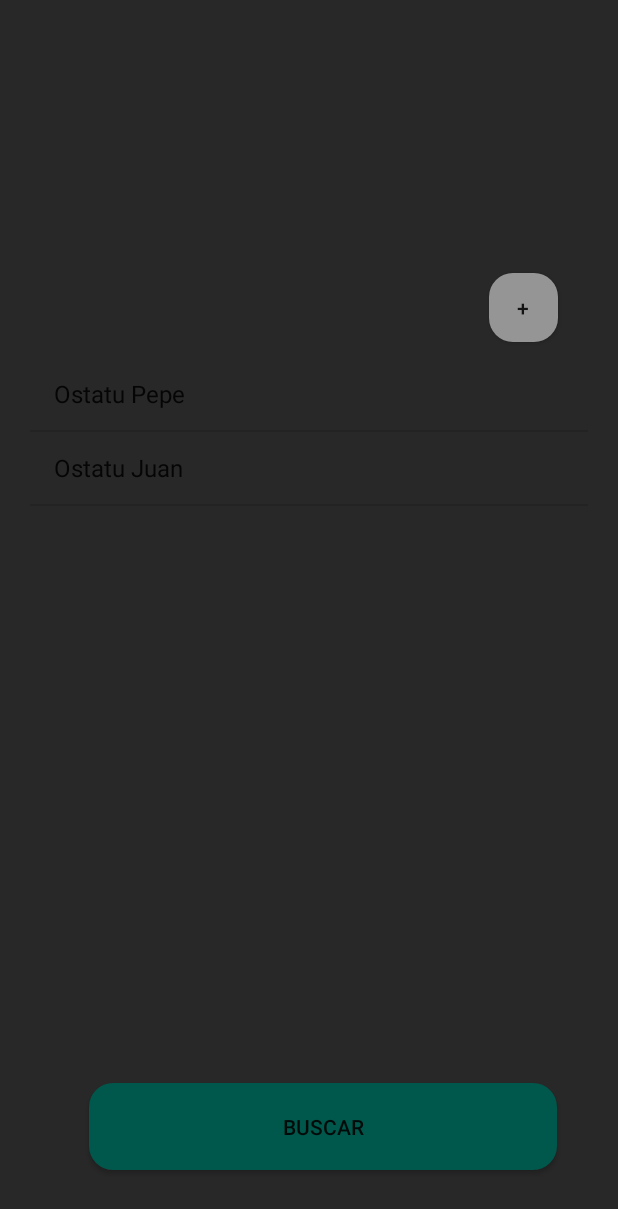
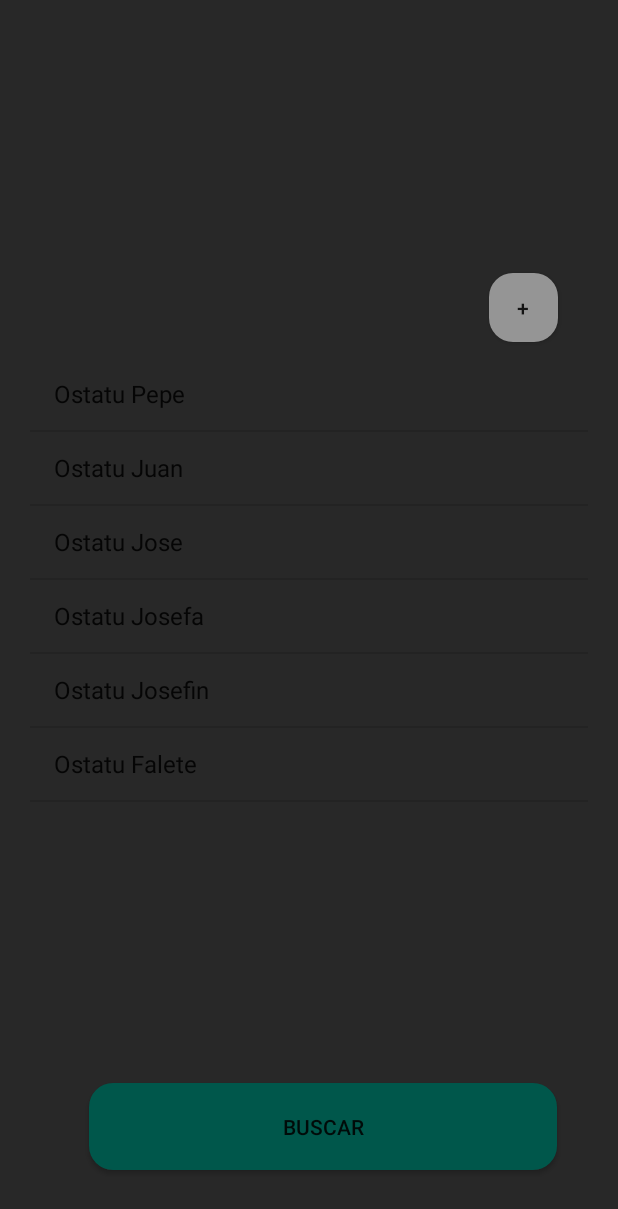
Before and after one commit to RocioVera/TurismoAlojamenduakAndroid, an Android app: the Ostatuak screen opened directly, with no data from a screen before it, after a tap on "BUSCAR", on a phone screen of 412 x 824 dp. Shown: the top 1209 px of the screen. Run offline under Robolectric (Android 15) with nearby library versions, the phone set to English and light mode, and no system bars.

Commit message:
cordenadas en el mapa

```diff
--- a/app/src/main/java/com/turismoalojamenduakandroid/Ostatuak.java
+++ b/app/src/main/java/com/turismoalojamenduakandroid/Ostatuak.java
@@ -57,9 +57,12 @@ public class Ostatuak extends AppCompatActivity {
                 //Conector konexioa = new Conector( "3262035_ostatuagrad");
                 //prueba konexioa = new prueba( "elorrieta");
                 // Connection conexion = Conector.getConnection();
-                Ostatu o = new Ostatu("123","Ostatu Pepe","El mejor Ostatu","Avd ostatu pepe","Cocacola","pepeostatu@gmail.com","653345654",50,43.2773216,-2.9763593,"Mota 1","www.pepeOstatu.com","AdiskidetsuURl","zipUrl",48878,"San Ignacio");
-                Ostatu o2 = new Ostatu("124","Ostatu Juan","El mejor Juan","Avd ostatu juan","Cocacola","Juanostatu@gmail.com","653345657",50,45.2773216,-2.9963593,"Mota 2","www.JuanOstatu.com","AdiskidetsuURl","zipUrl",48868,"San Ignacio");
-
+                Ostatu o = new Ostatu("123","Ostatu Pepe","El mejor Ostatu","Avd ostatu pepe","Cocacola","pepeostatu@gmail.com","653345654",50,43.2633534,-2.951074,"Mota 1","www.pepeOstatu.com","AdiskidetsuURl","zipUrl",48500,"San Ignacio");
+                Ostatu o2 = new Ostatu("124","Ostatu Juan","El mejor Juan","Avd ostatu juan","Cocacola","Juanostatu@gmail.com","653345657",50,0.4381311,-3.8196194,"Mota 2","www.JuanOstatu.com","AdiskidetsuURl","zipUrl",48501,"San Ignacio");
+                Ostatu o3 = new Ostatu("123","Ostatu Jose","El mejor Ostatu","Avd ostatu pepe","Cocacola","pepeostatu@gmail.com","653345654",50,43.3452853,-2.9177977,"Mota 1","www.pepeOstatu.com","AdiskidetsuURl","zipUrl",48502,"San Ignacio");
+                Ostatu o4 = new Ostatu("124","Ostatu Josefa","El mejor Juan","Avd ostatu juan","Cocacola","Juanostatu@gmail.com","653345657",50,43.2894694,-3.0108891,"Mota 2","www.JuanOstatu.com","AdiskidetsuURl","zipUrl",48503,"San Ignacio");
+                Ostatu o5 = new Ostatu("123","Ostatu Josefin","El mejor Ostatu","Avd ostatu pepe","Cocacola","pepeostatu@gmail.com","653345654",50,41.1622023,-8.656973,"Mota 1","www.pepeOstatu.com","AdiskidetsuURl","zipUrl",48504,"San Ignacio");
+                Ostatu o6 = new Ostatu("124","Ostatu Falete","El mejor Juan","Avd ostatu juan","Cocacola","Juanostatu@gmail.com","653345657",50,42.3441564,-3.7122026,"Mota 2","www.JuanOstatu.com","AdiskidetsuURl","zipUrl",48505,"San Ignacio");
                 //----
 
 
@@ -67,6 +70,10 @@ public class Ostatuak extends AppCompatActivity {
 
                 OstatuArrayLista.add(o);
                 OstatuArrayLista.add(o2);
+                OstatuArrayLista.add(o3);
+                OstatuArrayLista.add(o4);
+                OstatuArrayLista.add(o5);
+                OstatuArrayLista.add(o6);
 
                 OstatuArrayLista = cargarLista(OstatuArrayLista,filtroLista,filtrado);
 
```
Also changed, not shown: app/src/main/java/com/turismoalojamenduakandroid/MainActivity.java (+11 -0 lines), app/src/main/java/com/turismoalojamenduakandroid/MapsActivity.java (+11 -12 lines).
